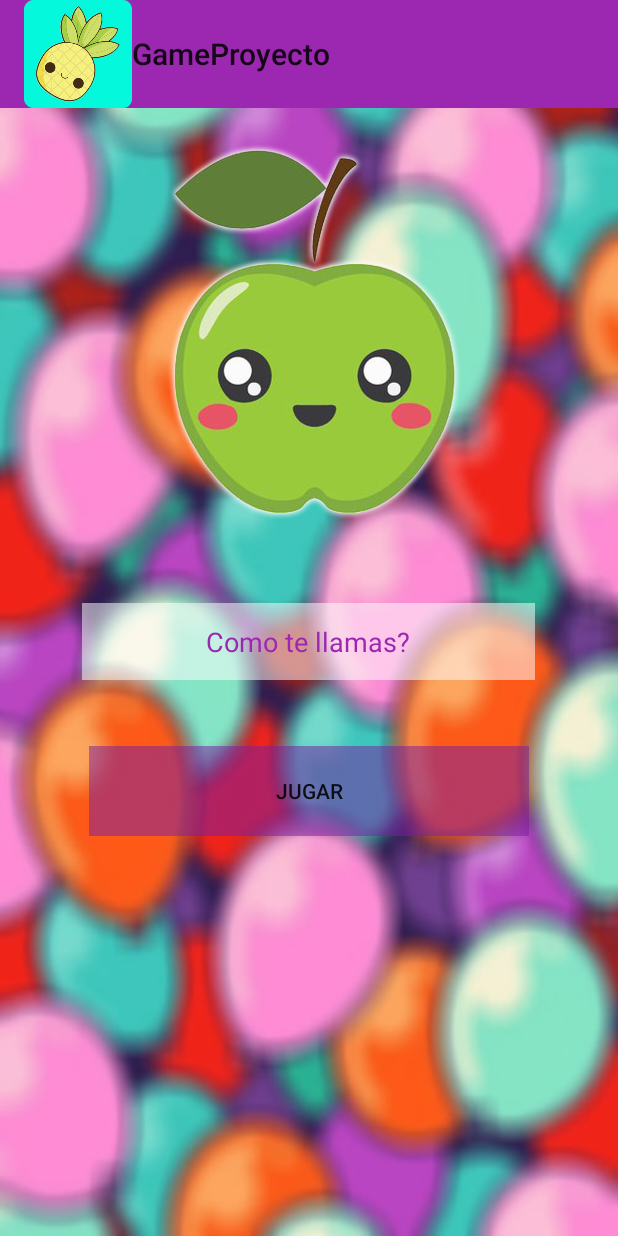
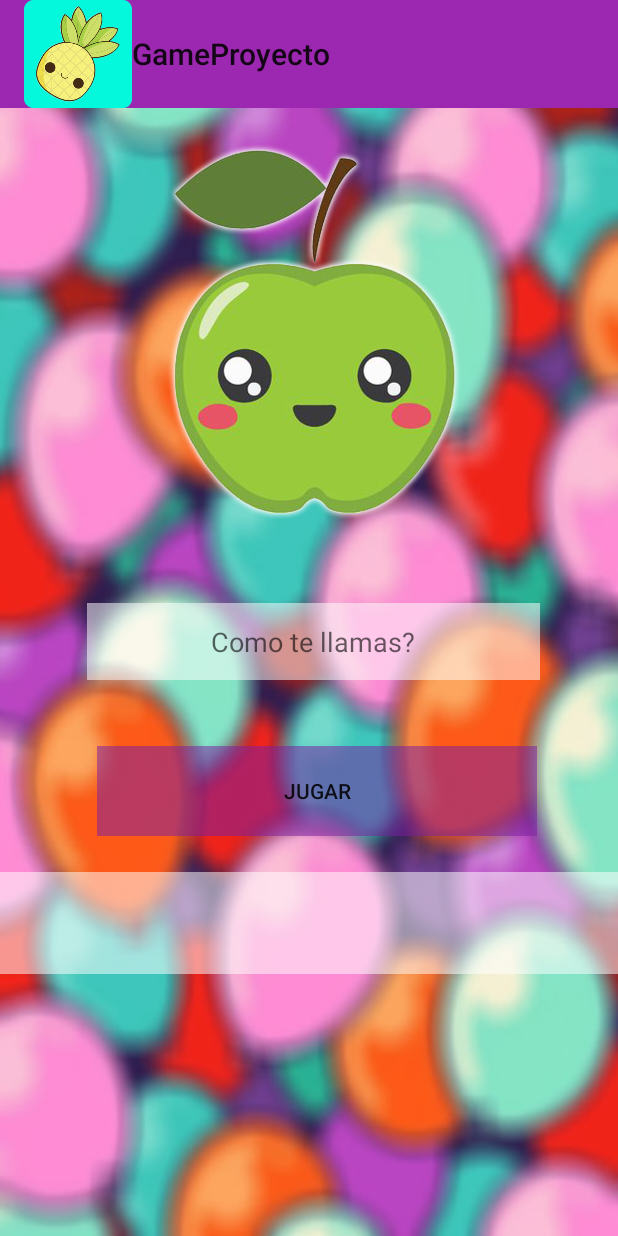
Before and after one commit to jkincho23/ProyectoMoviles2, an Android app: the screen it shows after launch (MainActivity), on a phone screen of 412 x 824 dp. Run offline under Robolectric (Android 15) with nearby library versions, the phone set to English and light mode, and no system bars.

Commit message:
avance de clase

```diff
--- a/GameProyecto/app/src/main/AndroidManifest.xml
+++ b/GameProyecto/app/src/main/AndroidManifest.xml
@@ -12,6 +12,9 @@
         android:theme="@style/Theme.AppCompat.Light.NoActionBar"
         tools:targetApi="31">
         <activity
+            android:name=".MainActivity2"
+            android:exported="false" />
+        <activity
             android:name=".MainActivity"
             android:exported="true">
             <intent-filter>
@@ -23,4 +26,3 @@
     </application>
 
 </manifest>
-    <!--        android:theme="@style/Theme.GameProyecto"       -->
--- /dev/null
+++ b/GameProyecto/app/src/main/java/com/example/gameproyecto/AdminnSALiteOpenHelper.java
@@ -0,0 +1,23 @@
+package com.example.gameproyecto;
+
+import android.content.Context;
+import android.database.sqlite.SQLiteDatabase;
+import android.database.sqlite.SQLiteOpenHelper;
+
+import androidx.annotation.Nullable;
+
+public class AdminnSALiteOpenHelper extends SQLiteOpenHelper {
+    public AdminnSALiteOpenHelper(@Nullable Context context, @Nullable String name, @Nullable SQLiteDatabase.CursorFactory factory, int version) {
+        super(context, name, factory, version);
+    }
+
+    @Override
+    public void onCreate(SQLiteDatabase db) {
+        db.execSQL("create table puntaje(nombre text, score int)");
+    }
+
+    @Override
+    public void onUpgrade(SQLiteDatabase sqLiteDatabase, int i, int i1) {
+
+    }
+}
--- a/GameProyecto/app/src/main/java/com/example/gameproyecto/MainActivity.kt
+++ b/GameProyecto/app/src/main/java/com/example/gameproyecto/MainActivity.kt
@@ -1,16 +1,20 @@
 package com.example.gameproyecto
 
+import android.content.Intent
 import android.media.MediaPlayer
 import androidx.appcompat.app.AppCompatActivity
 import android.os.Bundle
 import android.widget.Button
 import android.widget.EditText
 import android.widget.ImageView
+import android.widget.TextView
+import android.widget.Toast
 
 class MainActivity : AppCompatActivity() {
     private lateinit var imageViewPersonaje: ImageView
-    private lateinit var editTextTextPersonName: EditText
-    private lateinit var button: Button
+    private lateinit var et_nombre: EditText
+    private lateinit var tv_bestScore: TextView
+    private lateinit var playBtn: Button
     private lateinit var mp : MediaPlayer
 
     override fun onCreate(savedInstanceState: Bundle?) {
@@ -18,17 +22,61 @@ class MainActivity : AppCompatActivity() {
         setContentView(R.layout.activity_main)
 
         setSupportActionBar(findViewById(R.id.toolbar))
-        getSupportActionBar()?.setDisplayShowHomeEnabled(true);
-        getSupportActionBar()?.setIcon(R.mipmap.ic_launcher);
+        supportActionBar?.setDisplayShowHomeEnabled(true);
+        supportActionBar?.setIcon(R.mipmap.ic_launcher);
+
+        mp = MediaPlayer.create(this,R.raw.alphabet_song)
+        mp.start()
+        mp.isLooping = true
+
+        initComponents()
 
 
+        val admin = AdminnSALiteOpenHelper(this,"DB", null,1)
+        val db = admin.getWritableDatabase()
 
+        val consulta = db.rawQuery(
+                "select * from puntaje where score = (select max(score) from puntaje)", null
+        )
+
+        if(consulta.moveToFirst()){
+            val temp_nombre = consulta.getString(0)
+            val temp_score = consulta.getString(1)
+
+            tv_bestScore.text = "Record: " + temp_score + " de " + temp_nombre
+            db.close()
+        }
+
+        playBtn.setOnClickListener{jugar()}
+    }
+
+    fun jugar(){
+        val nombre  = et_nombre.text.toString()
+
+        if(!nombre.equals("")){
+            mp.stop()
+            mp.release()
+            val intent = Intent(this,MainActivity2::class.java)
+                         intent.putExtra("Jugador",nombre)
+            startActivity(intent)
+            finish()
+
+        }else{
+            Toast.makeText(this, "Debe escribir su nombre", Toast.LENGTH_SHORT).show()
+            et_nombre.requestFocus()
+            //val imm =  getSystemService(this.INPUT_METHOD_SERVICE)
+             //imm.showSofInput(et_nombre, InputMethodManager.SHOW_IMPLICIT)
+        }
+    }
+
+    @Override
+    override fun onBackPressed(){
 
     }
 
     fun initComponents(){
         imageViewPersonaje = findViewById(R.id.imageView_Personaje)
-        editTextTextPersonName = findViewById(R.id.editTextTextPersonName)
-        button = findViewById(R.id.button)
+        et_nombre = findViewById(R.id.editTextTextPersonName)
+        playBtn = findViewById(R.id.button)
     }
 }
--- a/GameProyecto/app/src/main/res/layout/activity_main.xml
+++ b/GameProyecto/app/src/main/res/layout/activity_main.xml
@@ -7,20 +7,23 @@
     android:background="@drawable/globos"
     tools:context=".MainActivity">
 
+
     <androidx.appcompat.widget.Toolbar
         android:id="@+id/toolbar"
         android:layout_width="match_parent"
         android:layout_height="wrap_content"
-        android:textAlignment="center"
         android:background="@color/color_primary"
         android:minHeight="?attr/actionBarSize"
+        android:textAlignment="center"
         android:theme="?attr/actionBarTheme"
+        app:layout_constraintBottom_toBottomOf="parent"
         app:layout_constraintEnd_toEndOf="parent"
+        app:layout_constraintHorizontal_bias="0.0"
         app:layout_constraintStart_toStartOf="parent"
-        app:layout_constraintTop_toTopOf="parent">
+        app:layout_constraintTop_toTopOf="parent"
+        app:layout_constraintVertical_bias="0.0">
 
     </androidx.appcompat.widget.Toolbar>
-
 
     <ImageView
         android:id="@+id/imageView_Personaje"
@@ -42,14 +45,16 @@
         android:autofillHints=""
         android:background="@drawable/fondoet"
         android:ems="10"
+        android:hint="@string/text_nombre"
         android:inputType="textPersonName"
-        android:text="@string/text_nombre"
         android:textAlignment="center"
         android:textColor="@color/color_primary"
+        app:layout_constraintBottom_toBottomOf="parent"
         app:layout_constraintEnd_toEndOf="parent"
-        app:layout_constraintHorizontal_bias="0.495"
+        app:layout_constraintHorizontal_bias="0.525"
         app:layout_constraintStart_toStartOf="parent"
         app:layout_constraintTop_toBottomOf="@+id/imageView_Personaje"
+        app:layout_constraintVertical_bias="0.0"
         tools:ignore="LabelFor" />
 
     <Button
@@ -59,7 +64,22 @@
         android:layout_marginTop="44dp"
         android:background="@drawable/fondoboton"
         android:text="@string/btn_texto"
+        app:layout_constraintBottom_toBottomOf="parent"
         app:layout_constraintEnd_toEndOf="parent"
+        app:layout_constraintHorizontal_bias="0.547"
         app:layout_constraintStart_toStartOf="parent"
-        app:layout_constraintTop_toBottomOf="@+id/editTextTextPersonName" />
+        app:layout_constraintTop_toBottomOf="@+id/editTextTextPersonName"
+        app:layout_constraintVertical_bias="0.0" />
+
+    <TextView
+        android:id="@+id/tv_bestScore"
+        android:layout_width="486dp"
+        android:layout_height="68dp"
+        android:background="@drawable/fondoet"
+        app:layout_constraintBottom_toBottomOf="parent"
+        app:layout_constraintEnd_toEndOf="parent"
+        app:layout_constraintHorizontal_bias="0.0"
+        app:layout_constraintStart_toStartOf="parent"
+        app:layout_constraintTop_toBottomOf="@+id/button"
+        app:layout_constraintVertical_bias="0.122" />
 </androidx.constraintlayout.widget.ConstraintLayout>
--- a/GameProyecto/app/src/main/res/values/strings.xml
+++ b/GameProyecto/app/src/main/res/values/strings.xml
@@ -5,4 +5,10 @@
     <string name="btn_texto">Jugar</string>
     <string name="text_nombre">Como te llamas?</string>
 
+    // Nivel 1
+    <string name="et_vidas">Manzanas:</string>
+    <string name="jugadorNombre">Jugar:</string>
+    <string name="totalScore">Score: 0</string>
+    <string name="botonSumar">Comprobar</string>
+
 </resources>
```
Also changed, not shown: GameProyecto/app/src/main/java/com/example/gameproyecto/MainActivity2.kt (added, +11 -0 lines), GameProyecto/app/src/main/res/layout/activity_main2.xml (added, +109 -0 lines), 4 other files.
